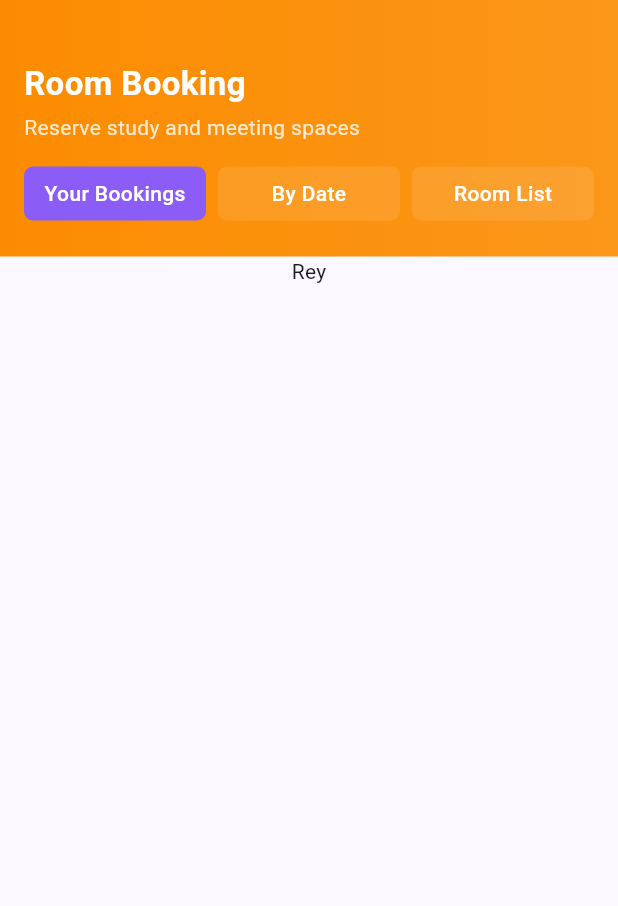
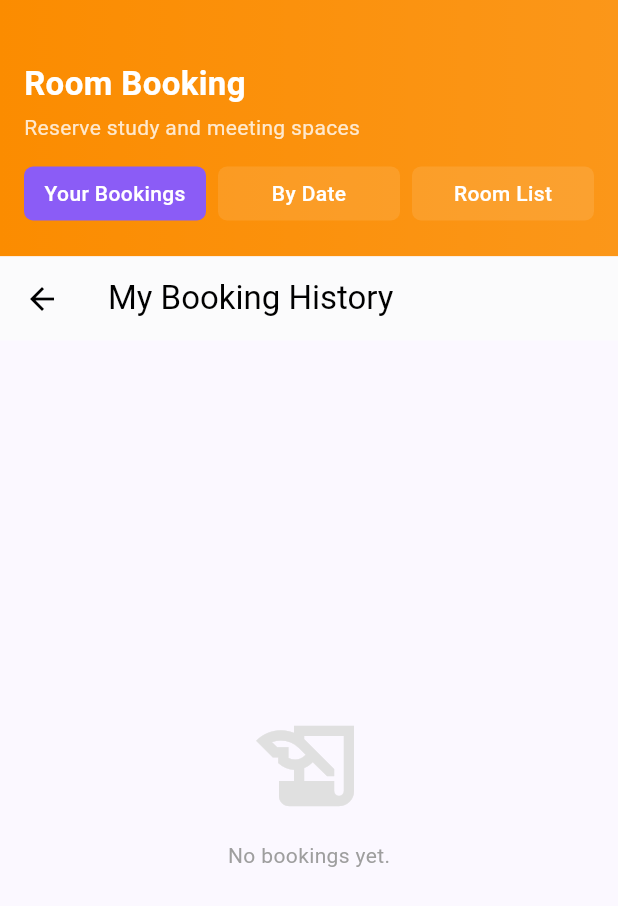
Before and after one commit to reyner-orlando/presportal, a Flutter app: the screen it shows once a user with an empty profile is signed in, after a tap on "Book Room", on a phone screen of 412 x 824 dp. Shown: the top 906 px of the screen. Run offline on Flutter 3.47's test engine with Material 3 defaults, Android fonts, the phone set to English and light mode, and no system bars; our stand-ins replace cloud_firestore, firebase_auth, firebase_core, table_calendar; accounts and stored records are empty; network calls fail.

Commit message:
add bookings for user and logout button on home page

```diff
--- a/lib/pages/HomePage.dart
+++ b/lib/pages/HomePage.dart
@@ -1,6 +1,8 @@
 import 'package:flutter/material.dart';
 import 'RoomBookingPage.dart';
 import 'package:cloud_firestore/cloud_firestore.dart';
+import 'package:firebase_auth/firebase_auth.dart'; // Tambahkan ini
+import 'LoginPage.dart'; // Tambahkan ini agar bisa kembali ke Login
 // import 'HomeWrapper.dart';
 // Ganti dengan paket ikon yang Anda gunakan (misalnya: 'package:flutter_feather_icons/flutter_feather_icons.dart')
 // Untuk contoh ini, saya akan menggunakan ikon dari Material Icons.
@@ -82,6 +84,47 @@ class _HomePageState extends State<HomePage> {
     },
   ];
 
+  // Fungsi untuk menangani Logout
+  Future<void> _handleLogout() async {
+    // Tampilkan Dialog Konfirmasi
+    bool? confirm = await showDialog<bool>(
+      context: context,
+      builder: (context) => AlertDialog(
+        title: const Text("Logout"),
+        content: const Text("Are you sure you want to log out?"),
+        actions: [
+          TextButton(
+            onPressed: () => Navigator.pop(context, false),
+            child: const Text("Cancel"),
+          ),
+          TextButton(
+            onPressed: () => Navigator.pop(context, true),
+            child: const Text("Logout", style: TextStyle(color: Colors.red)),
+          ),
+        ],
+      ),
+    );
+
+    if (confirm == true) {
+      try {
+        await FirebaseAuth.instance.signOut();
+
+        // Cek apakah widget masih mounted sebelum navigasi
+        if (!mounted) return;
+
+        // Navigasi kembali ke Login Page dan hapus history route sebelumnya
+        Navigator.of(context).pushAndRemoveUntil(
+          MaterialPageRoute(builder: (context) => const LoginPage()),
+              (Route<dynamic> route) => false,
+        );
+      } catch (e) {
+        ScaffoldMessenger.of(context).showSnackBar(
+          SnackBar(content: Text("Error logging out: $e")),
+        );
+      }
+    }
+  }
+
   Future<void> fetchStudentData() async {
     try {
       final doc = await FirebaseFirestore.instance
@@ -107,7 +150,6 @@ class _HomePageState extends State<HomePage> {
       print("Gagal mengambil data: $e");
     }
   }
-
 
   @override
   void initState() {
@@ -162,6 +204,7 @@ class _HomePageState extends State<HomePage> {
   }
 
   // Widget untuk Header (Header Berwarna Gradien)
+  // Widget untuk Header (Header Berwarna Gradien)
   Widget _buildHeader(Color primaryColor, Color foregroundPrimaryColor) {
     return Container(
       decoration: BoxDecoration(
@@ -175,48 +218,43 @@ class _HomePageState extends State<HomePage> {
       child: Column(
         crossAxisAlignment: CrossAxisAlignment.stretch,
         children: [
-          // --- BARIS UTAMA (PROFILE & NOTIF) ---
+          // --- BARIS UTAMA (PROFILE & ACTION BUTTONS) ---
           Row(
-            mainAxisAlignment: MainAxisAlignment.spaceBetween, // Kiri & Kanan mentok
-            crossAxisAlignment: CrossAxisAlignment.center, // Tengah secara vertikal
+            mainAxisAlignment: MainAxisAlignment.spaceBetween,
+            crossAxisAlignment: CrossAxisAlignment.center,
             children: [
-
               // GROUP KIRI: FOTO + TEKS
-              Expanded( // Pakai Expanded biar kalau nama panjang gak nabrak icon
+              Expanded(
                 child: Row(
                   children: [
-                    // 1. FOTO PROFIL (Sekarang di paling kiri)
+                    // 1. FOTO PROFIL
                     Container(
                       decoration: BoxDecoration(
                         shape: BoxShape.circle,
                         border: Border.all(color: Colors.white, width: 2),
                       ),
                       child: CircleAvatar(
-                        radius: 24, // Ukuran agak diperbesar sedikit
+                        radius: 24,
                         backgroundColor: Colors.grey.shade300,
                         backgroundImage: NetworkImage(profileImageUrl),
-                        onBackgroundImageError: (exception, stackTrace) {
-                          // Error handling gambar
-                        },
+                        onBackgroundImageError: (exception, stackTrace) {},
                       ),
                     ),
-
-                    const SizedBox(width: 12), // Jarak antara Foto dan Teks
-
+                    const SizedBox(width: 12),
                     // 2. TEKS NAMA & ID
-                    Expanded( // Text bisa wrap kalau kepanjangan
+                    Expanded(
                       child: Column(
                         crossAxisAlignment: CrossAxisAlignment.start,
                         children: [
                           Text(
-                            'Welcome, ${widget.userName}!',
+                            '${widget.userName}',
                             style: TextStyle(
-                              fontSize: 20, // Sedikit disesuaikan biar pas sama foto
+                              fontSize: 20,
                               fontWeight: FontWeight.bold,
                               color: foregroundPrimaryColor,
                             ),
                             maxLines: 1,
-                            overflow: TextOverflow.ellipsis, // Titik-titik kalau kepanjangan
+                            overflow: TextOverflow.ellipsis,
                           ),
                           const SizedBox(height: 4),
                           Text(
@@ -233,14 +271,32 @@ class _HomePageState extends State<HomePage> {
                 ),
               ),
 
-              // GROUP KANAN: ICON NOTIFIKASI
+              // GROUP KANAN: ACTIONS
+              Row(
+                mainAxisSize: MainAxisSize.min, // Agar Row tidak mengambil semua space
+                children: [
+                  // Icon Notifikasi (Yang lama)
                   IconButton(
                     onPressed: () {},
                     icon: Icon(
                       Icons.notifications_none,
                       color: foregroundPrimaryColor,
-                    size: 28
+                      size: 28,
                     ),
+                    tooltip: 'Notifications',
+                  ),
+
+                  // [BARU] Icon Logout
+                  IconButton(
+                    onPressed: _handleLogout, // Panggil fungsi logout
+                    icon: Icon(
+                      Icons.logout,
+                      color: foregroundPrimaryColor, // Warna putih/sesuai tema header
+                      size: 24, // Sedikit lebih kecil dari notif agar seimbang
+                    ),
+                    tooltip: 'Logout',
+                  ),
+                ],
               ),
             ],
           ),
@@ -248,7 +304,6 @@ class _HomePageState extends State<HomePage> {
           const SizedBox(height: 24),
 
           // --- STATISTIK (GPA, CREDITS, COURSES) ---
-          // Bagian ini tidak berubah
           Row(
             mainAxisAlignment: MainAxisAlignment.spaceBetween,
             children: [
--- a/lib/pages/HomeWrapper.dart
+++ b/lib/pages/HomeWrapper.dart
@@ -2,6 +2,14 @@ import 'package:flutter/material.dart';
 import 'HomePage.dart';
 import 'RoomBookingPage.dart';
 import 'AdminPage.dart';
+// [OPSIONAL] Buat file ProfilePage.dart terpisah, atau pakai placeholder di bawah
+class ProfilePage extends StatelessWidget {
+  const ProfilePage({super.key});
+  @override
+  Widget build(BuildContext context) {
+    return const Scaffold(body: Center(child: Text("Profile Page")));
+  }
+}
 
 class HomeWrapper extends StatefulWidget {
   final String userRole;
@@ -21,6 +29,9 @@ class HomeWrapper extends StatefulWidget {
 
 class _HomeWrapperState extends State<HomeWrapper> {
   int _currentIndex = 0;
+
+  bool get _isAdmin => widget.userRole == 'Admin';
+
   Widget _buildCircleIcon(IconData icon, {required bool isSelected}) {
     return Container(
       padding: const EdgeInsets.all(8),
@@ -37,7 +48,7 @@ class _HomeWrapperState extends State<HomeWrapper> {
   }
   @override
   Widget build(BuildContext context) {
-    final List<Widget> _pages = [
+    final List<Widget> pages = [
       HomePage(
         userName: widget.userName,
         userId: widget.userId,
@@ -47,12 +58,47 @@ class _HomeWrapperState extends State<HomeWrapper> {
         userId: widget.userId,     // Kirim ID Briant
         userName: widget.userName, // Kirim Nama Briant
       ),
-      AdminPage(),
     ];
+    if (_isAdmin) {
+      pages.add(const AdminPage());
+    }
+
+    pages.add(const ProfilePage());
+
+    List<BottomNavigationBarItem> navItems = [
+      BottomNavigationBarItem(
+        icon: _buildCircleIcon(Icons.home, isSelected: _currentIndex == 0),
+        label: "Home",
+      ),
+      BottomNavigationBarItem(
+        icon: _buildCircleIcon(Icons.meeting_room, isSelected: _currentIndex == 1),
+        label: "Rooms",
+      ),
+    ];
+
+    if (_isAdmin) {
+      navItems.add(
+        BottomNavigationBarItem(
+          icon: _buildCircleIcon(Icons.admin_panel_settings, isSelected: _currentIndex == 2),
+          label: "Admin",
+        ),
+      );
+    }
+
+    int profileIndex = _isAdmin ? 3 : 2;
+    navItems.add(
+      BottomNavigationBarItem(
+        icon: _buildCircleIcon(Icons.person, isSelected: _currentIndex == profileIndex),
+        label: "Profile",
+      ),
+    );
+
+
+
     return Scaffold(
       body: IndexedStack(
         index: _currentIndex,
-        children: _pages,
+        children: pages,
       ),
 
       bottomNavigationBar: BottomNavigationBar(
@@ -60,39 +106,16 @@ class _HomeWrapperState extends State<HomeWrapper> {
         onTap: (index) {
           setState(() => _currentIndex = index);
         },
-
+        type: BottomNavigationBarType.fixed, // Penting agar label tidak geser jika > 3 item
+        selectedIconTheme: const IconThemeData(size: 28),
+        unselectedIconTheme: const IconThemeData(size: 24), // Ukuran diperbaiki agar tidak terlalu kecil (10 kekecilan)
+        showUnselectedLabels: true,
+        selectedItemColor: Colors.blue,
+        unselectedItemColor: Colors.grey,
+        enableFeedback: true,
+        items: navItems, // Gunakan list dinamis yang kita buat di atas
         // Tambahan penting
-        selectedIconTheme: IconThemeData(size: 28),
-        unselectedIconTheme: IconThemeData(size: 24),
-
-        // Ripple hanya di icon
-        enableFeedback: true,
-
-        items: [
-          BottomNavigationBarItem(
-            icon: _buildCircleIcon(
-              Icons.home,
-              isSelected: _currentIndex == 0,
-            ),
-            label: "Home",
-          ),
-          BottomNavigationBarItem(
-            icon: _buildCircleIcon(
-              Icons.meeting_room,
-              isSelected: _currentIndex == 1,
-            ),
-            label: "Rooms",
-          ),
-          BottomNavigationBarItem(
-            icon: _buildCircleIcon(
-              Icons.person,
-              isSelected: _currentIndex == 2,
-            ),
-            label: "Profile",
-          ),
-        ],
       ),
-
     );
   }
 }
--- a/lib/pages/RoomBookingPage.dart
+++ b/lib/pages/RoomBookingPage.dart
@@ -2,9 +2,8 @@ import 'package:flutter/material.dart';
 import '../services/venue_service.dart';
 import '../widgets/date_view.dart';
 import '../widgets/category_view.dart';
-import '../widgets/venue_card.dart';
-import '../models/venue.dart';
 import '../services/booking_service.dart';
+import '../widgets/user_bookings_history.dart';
 
 const Color accentColor = Color(0xFFfb8c00);
 const Color secondaryColor = Color(0xFF8b5cf6);
@@ -43,7 +42,9 @@ class _RoomBookingPageState extends State<RoomBookingPage> {
             child: Builder(
               builder: (_) {
                 if (selectedTabIndex == 0) {
-                  return Text('Rey');
+                  return UserBookingHistory(
+                    userId: widget.userId,
+                  );
                 } else if (selectedTabIndex == 1) {
                   return DateView(
                     selectedDay: selectedDay,
--- a/lib/widgets/facility_tag.dart
+++ b/lib/widgets/facility_tag.dart
@@ -16,6 +16,8 @@ class FacilityTag extends StatelessWidget {
     else if (text.contains('AC')) icon = Icons.ac_unit;
     else if (text.contains('Whiteboard')) icon = Icons.gesture;
     else if (text.contains('Power Outlets')) icon = Icons.power;
+    else if (text.contains('LAN Cable')) icon = Icons.lan;
+    else if (text.contains('Computer')) icon = Icons.computer;
 
     return Container(
       padding: const EdgeInsets.symmetric(horizontal: 8, vertical: 4),
--- /dev/null
+++ b/lib/widgets/user_bookings_history.dart
@@ -0,0 +1,72 @@
+import 'package:cloud_firestore/cloud_firestore.dart';
+import 'package:flutter/material.dart';
+import '../models/booking.dart';
+import '../widgets/booking_card.dart';
+
+class UserBookingHistory extends StatelessWidget {
+  final String userId;
+
+  const UserBookingHistory({
+    super.key,
+    required this.userId
+  });
+
+  @override
+  Widget build(BuildContext context) {
+    return Scaffold(
+      appBar: AppBar(
+        title: const Text("My Booking History"),
+        backgroundColor: Colors.white,
+        foregroundColor: Colors.black,
+        elevation: 0.5,
+      ),
+      body: StreamBuilder<QuerySnapshot>(
+        stream: FirebaseFirestore.instance
+            .collection('bookings')
+            .where('userid', isEqualTo: userId) // Filter User
+            .orderBy('date', descending: true)     // Terbaru di atas
+            .snapshots(),
+        builder: (context, snapshot) {
+          // --- ERROR & LOADING STATE ---
+          if (snapshot.connectionState == ConnectionState.waiting) {
+            return const Center(child: CircularProgressIndicator());
+          }
+          if (snapshot.hasError) {
+            return Center(child: Text("Error: ${snapshot.error}"));
+          }
+          if (!snapshot.hasData || snapshot.data!.docs.isEmpty) {
+            return Center(
+              child: Column(
+                mainAxisAlignment: MainAxisAlignment.center,
+                children: [
+                  Icon(Icons.history_edu, size: 80, color: Colors.grey[300]),
+                  const SizedBox(height: 10),
+                  const Text("No bookings yet.", style: TextStyle(color: Colors.grey)),
+                ],
+              ),
+            );
+          }
+
+          // --- DATA LIST ---
+          final docs = snapshot.data!.docs;
+
+          return ListView.builder(
+            padding: const EdgeInsets.all(16),
+            itemCount: docs.length,
+            itemBuilder: (context, index) {
+              final doc = docs[index];
+              final data = doc.data() as Map<String, dynamic>;
+
+              // [KUNCI PERUBAHAN DI SINI]
+              // 1. Ubah data mentah (Map) menjadi Object Booking
+              final bookingObject = Booking.fromMap(doc.id, data);
+
+              // 2. Masukkan object tersebut ke Widget BookingCard
+              return BookingCard(booking: bookingObject);
+            },
+          );
+        },
+      ),
+    );
+  }
+}
```
Also changed, not shown: lib/pages/AdminPage.dart (+94 -87 lines), lib/services/venue_service.dart (+19 -0 lines), lib/widgets/admin/admin_venue_card.dart (added, +130 -0 lines), lib/widgets/admin/venue_card.dart (deleted, +0 -104 lines). Lines whose indentation alone changed are shown as unchanged.
